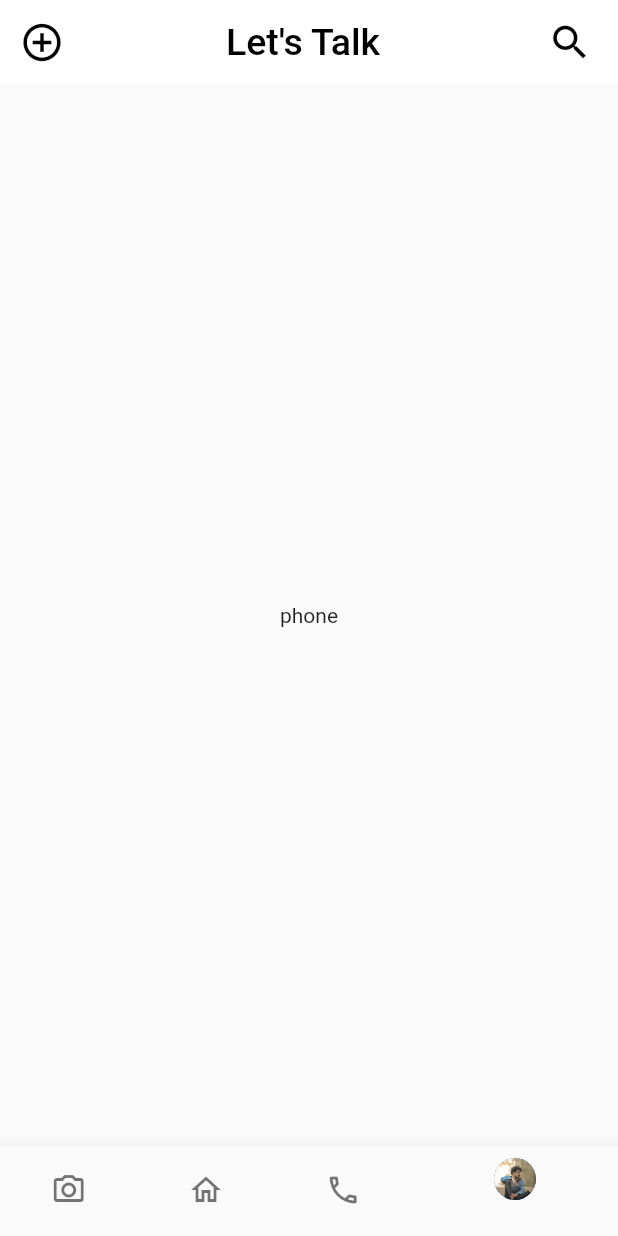
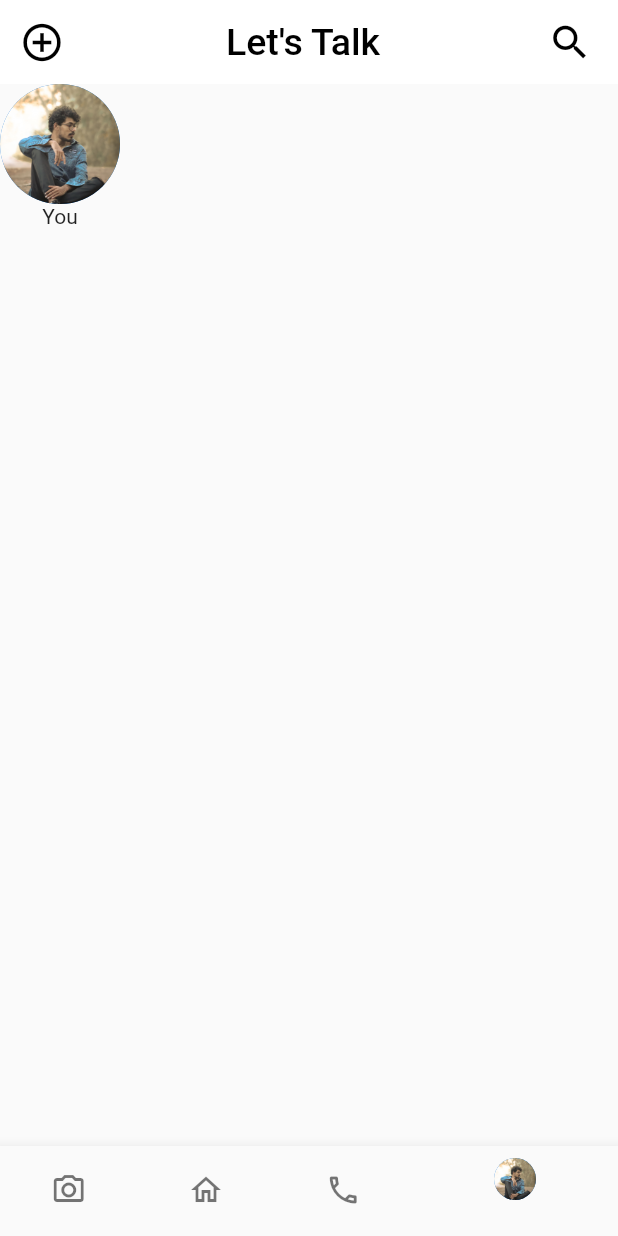
Before and after one commit to Akash701/chat-app, a Flutter app: the screen it shows after launch, item 4 of the bottom bar chosen, on a phone screen of 412 x 824 dp. Run offline on Flutter 3.47's test engine with Material 2 defaults, Android fonts, the phone set to English and light mode, and no system bars.

Commit message:
profile stated

```diff
--- a/lib/Homepage.dart
+++ b/lib/Homepage.dart
@@ -2,6 +2,7 @@ import 'package:flutter/material.dart';
 import 'package:chat_app/status.dart';
 import 'package:chat_app/chat_list.dart';
 import 'package:flutter/widgets.dart';
+import 'package:chat_app/profile.dart';
 
 class Home extends StatefulWidget {
   @override
@@ -13,11 +14,25 @@ class _HomeState extends State<Home> {
   @override
   Widget build(BuildContext context) {
     final tabs = [
-      Center(child: Text('Search')),
+      Center(
+        child: Text('Search'),
+      ),
+      /////////
+      // Search - Home////
+      ////////
       SafeArea(
         child: Column(
           crossAxisAlignment: CrossAxisAlignment.start,
           children: [
+            Center(
+              child: Text(
+                "Let's Talk",
+                style: TextStyle(
+                  color: Colors.black,
+                  fontSize: 25,
+                ),
+              ),
+            ),
             Status(),
             SizedBox(
               height: 25,
@@ -136,9 +151,15 @@ class _HomeState extends State<Home> {
           ],
         ),
       ),
-      Center(child: Text('home')),
-      Center(child: Text('phone')),
-      Center(child: Text('photo')),
+      /////////
+      //Home - Phone
+      Center(
+        child: Text('home'),
+      ),
+      ///////
+      //phone - Photo
+      ///////
+      Profile(),
     ];
     return Scaffold(
       appBar: AppBar(
--- /dev/null
+++ b/lib/profile.dart
@@ -0,0 +1,25 @@
+import 'package:flutter/material.dart';
+
+class Profile extends StatefulWidget {
+  @override
+  _ProfileState createState() => _ProfileState();
+}
+
+class _ProfileState extends State<Profile> {
+  @override
+  Widget build(BuildContext context) {
+    return Scaffold(
+      body: SafeArea(
+        child: Column(
+          children: [
+            CircleAvatar(
+              backgroundImage: AssetImage("images/akash.png"),
+              radius: 40,
+            ),
+            Text('You'),
+          ],
+        ),
+      ),
+    );
+  }
+}
```
